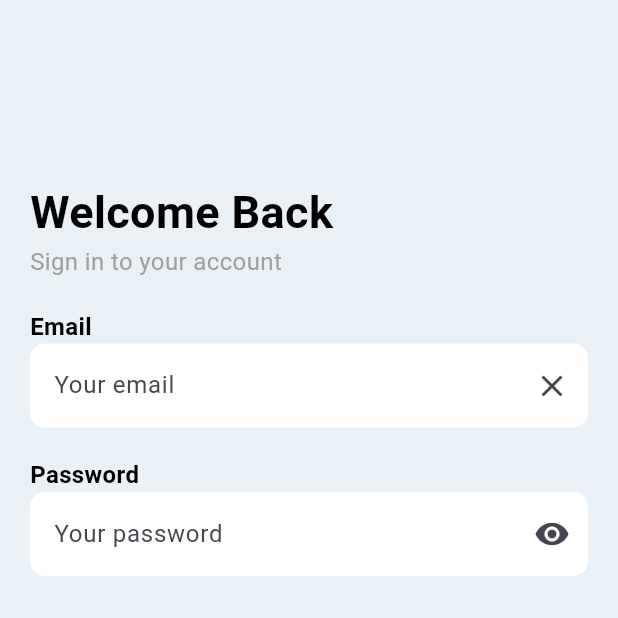
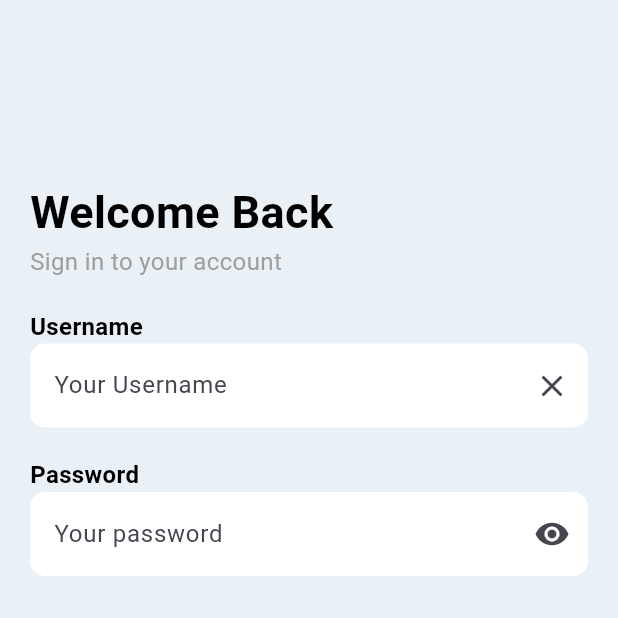
Before and after one commit to renaldinurmazid/Bacabox-app, a Flutter app: the screen it shows after launch, on a phone screen of 412 x 824 dp, the top half of it. Run offline on Flutter 3.47's test engine with Material 3 defaults, Android fonts, the phone set to English and light mode, and no system bars; our stand-ins replace cloud_firestore, curved_navigation_bar, firebase_auth, firebase_core, get; missing offline and left inert: blue_thermal_printer; accounts and stored records are empty.

Commit message:
maintenance log

```diff
--- a/lib/controller/authController.dart
+++ b/lib/controller/authController.dart
@@ -14,15 +14,15 @@ class AuthController extends GetxController {
 
   Rx<UserRole> userRole = UserRole.Admin.obs;
 
-   UserRole getCurrentUserRole() {
+  UserRole getCurrentUserRole() {
     return userRole.value;
   }
 
-  Future<void> login(String email, String password) async {
+  Future<void> login(String username, String password) async {
     try {
       QuerySnapshot querySnapshot = await _firestore
           .collection('users')
-          .where('email', isEqualTo: email)
+          .where('username', isEqualTo: username)
           .where('password', isEqualTo: password)
           .limit(1)
           .get();
@@ -32,7 +32,8 @@ class AuthController extends GetxController {
             querySnapshot.docs.first.data() as Map<String, dynamic>;
         String role = userData['role'];
 
-        UserModel user = UserModel.fromJson(querySnapshot.docs.first.data() as Map<String, dynamic>);
+        UserModel user = UserModel.fromJson(
+            querySnapshot.docs.first.data() as Map<String, dynamic>);
         userName.value = user.name;
 
         switch (role.toLowerCase()) {
@@ -74,14 +75,16 @@ class AuthController extends GetxController {
     Get.snackbar('Sign Out', 'You have been signed out');
   }
 
-  Future<void> register(
-      String email, String password, String role, String name) async {
+  Future<void> register(String password, String role, String name,
+      String username, String created_at, String updated_at) async {
     try {
       UserModel newUser = UserModel(
-        email: email,
         password: password,
         role: role,
         name: name,
+        username: username,
+        created_at: created_at,
+        updated_at: updated_at,
       );
 
       await _firestore.collection('users').add(newUser.toJson());
@@ -91,14 +94,15 @@ class AuthController extends GetxController {
     }
   }
 
-  Future<void> updateUser(String userId, String email, String role, String name,
-      String password) async {
+  Future<void> updateUser(String userId, String role, String name,
+      String password, String username, String updated_at) async {
     try {
       await _firestore.collection('users').doc(userId).update({
-        'email': email,
         'role': role,
         'name': name,
         'password': password,
+        'username': username,
+        'updated_at': updated_at,
       });
       Get.snackbar('Success', 'User data updated successfully');
     } catch (e) {
--- a/lib/controller/logController.dart
+++ b/lib/controller/logController.dart
@@ -8,13 +8,13 @@ class LogController {
       FirebaseFirestore.instance.collection('logs');
   final AuthController _authController = Get.find<AuthController>();
 
-  Future<void> addLog(String message) async {
+  Future<void> addLog(String activity) async {
     try {
       String userName = _authController.userName.value;
 
       await logsCollection.add({
-        'message': message,
-        'timestamp': DateTime.now().toIso8601String(),
+        'activity': activity,
+        'created_at': DateTime.now().toString(),
         'userName': userName,
       });
     } catch (e) {
--- a/lib/controller/transaksiController.dart
+++ b/lib/controller/transaksiController.dart
@@ -31,7 +31,7 @@ class TransaksiController extends GetxController {
 
   Future<bool> updateTransaksi(
       String id,
-      String namaPembeli,
+      String namaPelanggan,
       String namaProduk,
       double hargaProduk,
       int qty,
@@ -41,7 +41,7 @@ class TransaksiController extends GetxController {
       String updated_at) async {
     try {
       await _firestore.collection('transaksi').doc(id).update({
-        'namaPembeli': namaPembeli,
+        'namaPelanggan': namaPelanggan,
         'namaProduk': namaProduk,
         'hargaProduk': hargaProduk,
         'qty': qty,
--- a/lib/model/transaksi.dart
+++ b/lib/model/transaksi.dart
@@ -1,6 +1,6 @@
 class Transaksi {
   final int nomor_unik;
-  final String namaPembeli;
+  final String namaPelanggan;
   final String namaProduk;
   final double hargaProduk;
   final int qty;
@@ -12,7 +12,7 @@ class Transaksi {
 
   Transaksi({
     required this.nomor_unik,
-    required this.namaPembeli,
+    required this.namaPelanggan,
     required this.namaProduk,
     required this.hargaProduk,
     required this.qty,
@@ -26,7 +26,7 @@ class Transaksi {
   Map<String, dynamic> toMap() {
     return {
       'nomor_unik': nomor_unik,
-      'namaPembeli': namaPembeli,
+      'namaPelanggan': namaPelanggan,
       'namaProduk': namaProduk,
       'hargaProduk': hargaProduk,
       'qty': qty,
--- a/lib/model/user.dart
+++ b/lib/model/user.dart
@@ -1,32 +1,39 @@
 class UserModel {
-  final String email;
   final String password;
   final String role;
   final String name;
+  final String username;
+  final String created_at;
+  final String updated_at;
 
   UserModel({
-    required this.email,
     required this.password,
     required this.role,
     required this.name,
+    required this.username,
+    required this.created_at,
+    required this.updated_at,
   });
-
 
   factory UserModel.fromJson(Map<String, dynamic> json) {
     return UserModel(
-      email: json['email'],
       password: json['password'],
       role: json['role'],
       name: json['name'],
+      username: json['username'],
+      created_at: json['created_at'],
+      updated_at: json['updated_at'],
     );
   }
 
   Map<String, dynamic> toJson() {
     return {
-      'email': email,
       'password': password,
       'role': role,
       'name': name,
+      'username': username,
+      'created_at': created_at,
+      'updated_at': updated_at,
     };
   }
 }
--- a/lib/pages/auth/login.dart
+++ b/lib/pages/auth/login.dart
@@ -10,7 +10,7 @@ class LoginPage extends StatefulWidget {
 
 class _LoginPageState extends State<LoginPage> {
   final AuthController _authController = Get.find<AuthController>();
-  final TextEditingController emailController = TextEditingController();
+  final TextEditingController usernameController = TextEditingController();
   final TextEditingController passwordController = TextEditingController();
 
   bool _isObscure = true;
@@ -49,7 +49,7 @@ class _LoginPageState extends State<LoginPage> {
             ),
             SizedBox(height: 20),
             Text(
-              "Email",
+              "Username",
               style: TextStyle(
                 color: Colors.black,
                 fontSize: 16,
@@ -57,14 +57,14 @@ class _LoginPageState extends State<LoginPage> {
               ),
             ),
             TextFormField(
-              controller: emailController,
+              controller: usernameController,
               decoration: InputDecoration(
                 suffixIcon: IconButton(
                     onPressed: () {
-                      emailController.clear();
+                      usernameController.clear();
                     },
                     icon: Icon(Icons.clear)),
-                hintText: 'Your email',
+                hintText: 'Your Username',
                 filled: true,
                 fillColor: Colors.white,
                 border: OutlineInputBorder(
@@ -87,12 +87,10 @@ class _LoginPageState extends State<LoginPage> {
               decoration: InputDecoration(
                 suffixIcon: IconButton(
                   onPressed: () {
-                    togglePasswordVisibility(); // Panggil fungsi untuk mengubah status obscure password
+                    togglePasswordVisibility();
                   },
-                  icon: Icon(_isObscure
-                      ? Icons.visibility
-                      : Icons
-                          .visibility_off), // Ganti ikon berdasarkan status obscure
+                  icon: Icon(
+                      _isObscure ? Icons.visibility : Icons.visibility_off),
                 ),
                 hintText: 'Your password',
                 filled: true,
@@ -109,11 +107,11 @@ class _LoginPageState extends State<LoginPage> {
                 padding: EdgeInsets.all(20),
               ),
               onPressed: () {
-                String email = emailController.text.trim();
+                String username = usernameController.text.trim();
                 String password = passwordController.text.trim();
 
-                if (email.isNotEmpty && password.isNotEmpty) {
-                  _authController.login(email, password);
+                if (username.isNotEmpty && password.isNotEmpty) {
+                  _authController.login(username, password);
                 } else {
                   Get.snackbar('Error', 'Silakan lengkapi form.');
                 }
--- a/lib/pages/log/log.dart
+++ b/lib/pages/log/log.dart
@@ -105,7 +105,7 @@ class _LogState extends State<Log> {
                       var logsData =
                           filteredlogs[index].data() as Map<String, dynamic>;
                       String name = logsData['userName'];
-                      String message = logsData['message'];
+                      String activity = logsData['activity'];
 
                       return GestureDetector(
                         child: Container(
@@ -139,7 +139,7 @@ class _LogState extends State<Log> {
                                       ),
                                     ),
                                     Text(
-                                      message,
+                                      activity,
                                       style: TextStyle(
                                         fontSize: 14,
                                         color: Colors.grey,
--- a/lib/pages/products/produk_create.dart
+++ b/lib/pages/products/produk_create.dart
@@ -116,9 +116,9 @@ class _ProdukCreateState extends State<ProdukCreate> {
     );
   }
 
-  Future<void> _addLog(String message) async {
+  Future<void> _addLog(String activity) async {
     try {
-      await logController.addLog(message);
+      await logController.addLog(activity);
       print('Log added successfully!');
     } catch (e) {
       print('Failed to add log: $e');
--- a/lib/pages/products/produk_detail.dart
+++ b/lib/pages/products/produk_detail.dart
@@ -133,10 +133,10 @@ class ProdukDetail extends StatelessWidget {
     );
   }
 
-  Future<void> _addLog(String message) async {
+  Future<void> _addLog(String activity) async {
     try {
       await logController
-          .addLog(message); // Menambahkan log saat tombol ditekan
+          .addLog(activity); // Menambahkan log saat tombol ditekan
       print('Log added successfully!');
     } catch (e) {
       print('Failed to add log: $e');
--- a/lib/pages/transactions/transaksi.dart
+++ b/lib/pages/transactions/transaksi.dart
@@ -302,7 +302,7 @@ class _TransaksiPageState extends State<TransaksiPage> {
                     itemBuilder: (context, index) {
                       var transaksiData = filteredTransaksi[index].data()
                           as Map<String, dynamic>;
-                      String namaPembeli = transaksiData['namaPembeli'];
+                      String namaPembeli = transaksiData['namaPelanggan'];
                       String namaProduk = transaksiData['namaProduk'];
                       double hargaProduk =
                           transaksiData['hargaProduk']?.toDouble() ?? 0.0;
--- a/lib/pages/transactions/transaksi_detail.dart
+++ b/lib/pages/transactions/transaksi_detail.dart
@@ -322,10 +322,10 @@ class _TransaksiDetailState extends State<TransaksiDetail> {
     );
   }
 
-  Future<void> _addLog(String message) async {
+  Future<void> _addLog(String activity) async {
     try {
       await _logController
-          .addLog(message); // Menambahkan log saat tombol ditekan
+          .addLog(activity); // Menambahkan log saat tombol ditekan
       print('Log added successfully!');
     } catch (e) {
       print('Failed to add log: $e');
--- a/lib/pages/users/user.dart
+++ b/lib/pages/users/user.dart
@@ -118,7 +118,8 @@ class _UserPageState extends State<UserPage> {
                       var usersData =
                           filteredusers[index].data() as Map<String, dynamic>;
                       String name = usersData['name'];
-                      String email = usersData['email'];
+                      String username = usersData['username'];
+                      String role = usersData['role'];
 
                       return GestureDetector(
                           child: Container(
@@ -151,14 +152,29 @@ class _UserPageState extends State<UserPage> {
                                       color: Colors.black,
                                     ),
                                   ),
+                                  Row(
+                                    mainAxisAlignment:
+                                        MainAxisAlignment.spaceBetween,
+                                    children: [
                                       Text(
-                                    email,
+                                        username,
                                         style: TextStyle(
                                           fontSize: 14,
                                           color: Colors.grey,
                                           fontFamily: "Poppins",
                                           fontWeight: FontWeight.bold,
                                         ),
+                                      ),
+                                      Text(
+                                        role,
+                                        style: TextStyle(
+                                          fontSize: 14,
+                                          color: Colors.grey,
+                                          fontFamily: "Poppins",
+                                          fontWeight: FontWeight.bold,
+                                        ),
+                                      ),
+                                    ],
                                   ),
                                 ],
                               ),
@@ -169,9 +185,9 @@ class _UserPageState extends State<UserPage> {
                                 Get.to(() => UserDetail(), arguments: {
                                   'id': filteredusers[index].id,
                                   'name': name,
-                                  'email': email,
                                   'role': usersData['role'],
                                   'password': usersData['password'],
+                                  'username': usersData['username'],
                                 });
                               },
                               icon: Icon(Icons.more_vert),
--- a/lib/pages/users/user_create.dart
+++ b/lib/pages/users/user_create.dart
@@ -14,7 +14,7 @@ class UserCreate extends StatefulWidget {
 class _UserCreateState extends State<UserCreate> {
   final AuthController _authController = Get.put(AuthController());
   final TextEditingController nameController = TextEditingController();
-  final TextEditingController emailController = TextEditingController();
+  final TextEditingController usernameController = TextEditingController();
   final TextEditingController passwordController = TextEditingController();
   final LogController logController = LogController();
 
@@ -32,6 +32,11 @@ class _UserCreateState extends State<UserCreate> {
 
   @override
   Widget build(BuildContext context) {
+    void _createUsername(String value) {
+      String username = value.toLowerCase().replaceAll(' ', '');
+      usernameController.text = username;
+    }
+
     return Scaffold(
         resizeToAvoidBottomInset: false,
         backgroundColor: Colour.secondary,
@@ -51,6 +56,9 @@ class _UserCreateState extends State<UserCreate> {
             children: [
               TextField(
                 controller: nameController,
+                onChanged: (value) {
+                  _createUsername(value);
+                },
                 decoration: InputDecoration(
                   hintText: 'Exm. Renaldi Nurmazid',
                   label: Text(
@@ -72,11 +80,12 @@ class _UserCreateState extends State<UserCreate> {
               ),
               SizedBox(height: 20),
               TextField(
-                controller: emailController,
+                controller: usernameController,
+                enabled: false,
                 decoration: InputDecoration(
-                  hintText: 'Exm. renaldinurmazid@gmail.com',
+                  hintText: 'Exm. Renaldi Nurmazid',
                   label: Text(
-                    'Email',
+                    'Username',
                     style: TextStyle(
                       color: Colors.black,
                       fontWeight: FontWeight.bold,
@@ -152,16 +161,18 @@ class _UserCreateState extends State<UserCreate> {
                       backgroundColor: Colour.primary,
                     ),
                     onPressed: () {
-                      String email = emailController.text.trim();
                       String password = passwordController.text.trim();
                       String name = nameController.text.trim();
+                      String username = usernameController.text.trim();
+                      String created_at = DateTime.now().toString();
+                      String updated_at = DateTime.now().toString();
 
-                      if (email.isNotEmpty &&
+                      if (username.isNotEmpty &&
                           password.isNotEmpty &&
                           name.isNotEmpty &&
                           _selectedRole != null) {
                         _authController.register(
-                            email, password, _selectedRole!, name);
+                            password, _selectedRole!, name, username,created_at,updated_at);
                         Get.back();
                         Get.snackbar('Success', 'User created successfully!');
                         _addLog('Created new user');
@@ -181,9 +192,10 @@ class _UserCreateState extends State<UserCreate> {
           ),
         ));
   }
-  Future<void> _addLog(String message) async {
+
+  Future<void> _addLog(String activity) async {
     try {
-      await logController.addLog(message);
+      await logController.addLog(activity);
       print('Log added successfully!');
     } catch (e) {
       print('Failed to add log: $e');
--- a/lib/pages/users/user_detail.dart
+++ b/lib/pages/users/user_detail.dart
@@ -14,7 +14,7 @@ class UserDetail extends StatefulWidget {
 class _UserDetailState extends State<UserDetail> {
   final AuthController _AuthController = Get.put(AuthController());
   final TextEditingController nameController = TextEditingController();
-  final TextEditingController emailController = TextEditingController();
+  final TextEditingController usernameController = TextEditingController();
   final TextEditingController passwordController = TextEditingController();
   final LogController logController = LogController();
 
@@ -45,11 +45,11 @@ class _UserDetailState extends State<UserDetail> {
     final Map<String, dynamic>? args = Get.arguments;
     final String id = args?['id'] ?? '';
     final String name = args?['name'] ?? '';
-    final String email = args?['email'] ?? '';
+    final String username = args?['username'] ?? '';
     final String password = args?['password'] ?? '';
 
     nameController.text = name;
-    emailController.text = email;
+    usernameController.text = username;
     passwordController.text = password;
 
     return Scaffold(
@@ -92,11 +92,11 @@ class _UserDetailState extends State<UserDetail> {
               ),
               SizedBox(height: 20),
               TextField(
-                controller: emailController,
+                controller: usernameController,
                 decoration: InputDecoration(
-                  hintText: 'Exm. renaldinurmazid@gmail.com',
+                  hintText: 'Exm. Renaldi Nurmazid',
                   label: Text(
-                    'Email',
+                    'Username',
                     style: TextStyle(
                       color: Colors.black,
                       fontWeight: FontWeight.bold,
@@ -175,16 +175,17 @@ class _UserDetailState extends State<UserDetail> {
                           backgroundColor: Colour.primary,
                         ),
                         onPressed: () {
-                          String email = emailController.text.trim();
                           String password = passwordController.text.trim();
                           String name = nameController.text.trim();
+                          String username = usernameController.text.trim();
+                          String updated_at = DateTime.now().toString();
 
-                          if (email.isNotEmpty &&
+                          if (username.isNotEmpty &&
                               name.isNotEmpty &&
                               _selectedRole != null) {
                             String userId = id;
-                            _AuthController.updateUser(
-                                userId, email, _selectedRole!, name, password);
+                            _AuthController.updateUser(userId,
+                                _selectedRole!, name, password, username, updated_at);
                             Get.back();
                             _addLog('Updated user');
                           } else {
@@ -228,9 +229,9 @@ class _UserDetailState extends State<UserDetail> {
         ));
   }
 
-  Future<void> _addLog(String message) async {
+  Future<void> _addLog(String activity) async {
     try {
-      await logController.addLog(message);
+      await logController.addLog(activity);
       print('Log added successfully!');
     } catch (e) {
       print('Failed to add log: $e');
```
Also changed, not shown: lib/model/log.dart (+9 -10 lines), lib/pages/transactions/successtransaksi.dart (+23 -3 lines), lib/pages/transactions/transaksi_create.dart (+5 -5 lines). Lines whose indentation alone changed are shown as unchanged.
